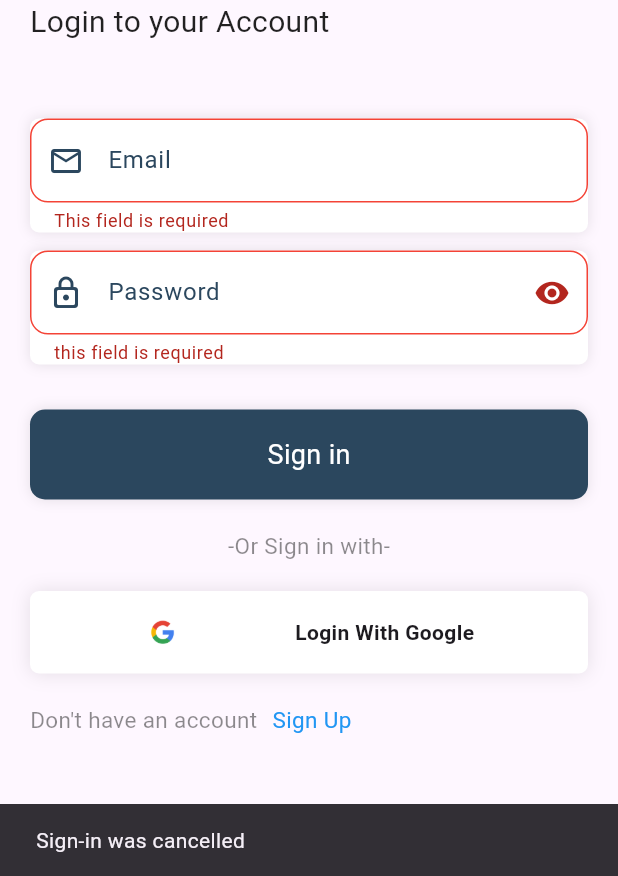
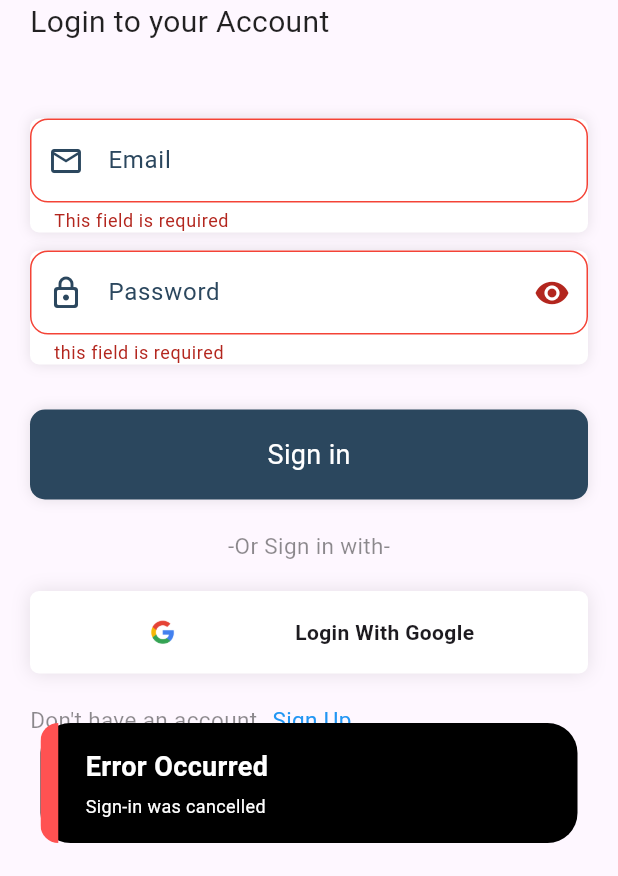
Before and after one commit to AdhamEhabAi/NeuroScan, a Flutter app: the LoginPage screen opened directly, after a tap on "Sign in", after a tap on "Login With Google", on a phone screen of 412 x 824 dp, the part 360-1236 px from its top. Run offline on Flutter 3.47's test engine with Material 3 defaults, Android fonts, the phone set to English and light mode, and no system bars; drawn by our look-alikes of modal_progress_hud_nsn; our stand-ins replace bloc, cloud_firestore, dotted_border, firebase_auth, firebase_core, flutter_bloc and 4 more; accounts and stored records are empty.

Commit message:
Snackbars and log out issue is handled

```diff
--- /dev/null
+++ b/lib/core/widgets/show_failure_snack_bar.dart
@@ -0,0 +1,63 @@
+import 'package:flutter/material.dart';
+
+void showFailureSnackBar(BuildContext context, String message) {
+  ScaffoldMessenger.of(context).showSnackBar(
+    SnackBar(padding: EdgeInsets.all(12),
+      backgroundColor: Colors.transparent,
+      elevation: 0,
+      behavior: SnackBarBehavior.floating,
+      content: Stack(
+        children: [
+          Container(
+            padding: EdgeInsets.only(left: 30, top: 12, bottom: 12, right: 8),
+            height: 80,
+            width: MediaQuery.of(context).size.width,
+
+            decoration: BoxDecoration(
+              color: Colors.black,
+              borderRadius: BorderRadius.circular(20),
+            ),
+            child: Column(
+              mainAxisAlignment: MainAxisAlignment.spaceEvenly,
+              crossAxisAlignment: CrossAxisAlignment.start,
+              children: [
+                Text(
+                  'Error Occurred',
+                  style: TextStyle(
+                    color: Colors.white,
+                    fontSize: 18,
+                    fontWeight: FontWeight.bold,
+                  ),
+                ),
+                Text(
+                  message,
+                  maxLines: 2,
+                  overflow: TextOverflow.ellipsis,
+                  style: TextStyle(
+                    color: Colors.white,
+                    fontSize: 12,
+                  ),
+                ),
+              ],
+            ),
+          ),
+          Positioned(
+            left: 0,
+            top: 0,
+            bottom: 0,
+            child: ClipRRect(
+              borderRadius: BorderRadius.only(
+                topLeft: Radius.circular(20),
+                bottomLeft: Radius.circular(20),
+              ),
+              child: Container(
+                width: 12,
+                color: Colors.redAccent,
+              ),
+            ),
+          ),
+        ],
+      ),
+    ),
+  );
+}
--- a/lib/core/widgets/show_snack_bar.dart
+++ /dev/null
@@ -1,6 +0,0 @@
-import 'package:flutter/material.dart';
-
-void showSnackBar(BuildContext context, String message) {
-  ScaffoldMessenger.of(context)
-      .showSnackBar(SnackBar(content: Text(message)));
-}
--- a/lib/features/Alzheimers_stepper/presentation/views/patient_info_view.dart
+++ b/lib/features/Alzheimers_stepper/presentation/views/patient_info_view.dart
@@ -163,6 +163,7 @@ class _PatientInfoViewState extends State<PatientInfoView> {
 
                           ),
                         );
+
                         BlocProvider.of<AlzheimerStepperCubit>(context)
                             .increaseStepper();
                       }
--- a/lib/features/Autism/presentation/views/questions_view.dart
+++ b/lib/features/Autism/presentation/views/questions_view.dart
@@ -1,5 +1,6 @@
 import 'package:animation/core/utils/constants.dart';
 import 'package:animation/core/widgets/custom_button.dart';
+import 'package:animation/core/widgets/show_hint_snack_bar.dart';
 import 'package:animation/features/Autism/data/questions_data/question_data.dart';
 import 'package:animation/features/Autism/presentation/manager/autism_cubit.dart';
 import 'package:animation/features/Autism/presentation/views/widgets/question_widget.dart';
@@ -95,7 +96,7 @@ class QuestionsView extends StatelessWidget {
                   ontap: () {
                     // Check if the state is NoAnswerSelected
                     if (state is NoAnswerSelected) {
-                      ScaffoldMessenger.of(context).showSnackBar(const SnackBar(content: Center(child: Text('No answer is selected'))));
+                      showHintSnackBar(context, 'No answer is selected');
 
                     }else {
                       // If an answer is selected, proceed to the next question
--- a/lib/features/authentication/presentation/views/login_view.dart
+++ b/lib/features/authentication/presentation/views/login_view.dart
@@ -1,5 +1,6 @@
 import 'package:animation/core/utils/constants.dart';
-import 'package:animation/core/widgets/show_snack_bar.dart';
+import 'package:animation/core/widgets/show_failure_snack_bar.dart';
+import 'package:animation/core/widgets/show_success_snack_bar.dart';
 import 'package:animation/features/authentication/presentation/manager/auth_cubit/auth_cubit.dart';
 import 'package:animation/features/authentication/presentation/views/register_view.dart';
 import 'package:animation/core/widgets/custom_button.dart';
@@ -35,9 +36,10 @@ class LoginPage extends StatelessWidget {
             const HomeScreen(),
             transition: trans.Transition.fadeIn,
           );
+          showSuccessSnackBar(context,'Login Success');
           isLoading = false;
         } else if (state is LoginFailure) {
-          showSnackBar(context, state.errMassage);
+          showFailureSnackBar(context, state.errMassage);
           isLoading = false;
         }
 
--- a/lib/features/tumor_stepper/presentation/views/patient_info_view.dart
+++ b/lib/features/tumor_stepper/presentation/views/patient_info_view.dart
@@ -1,5 +1,6 @@
 import 'package:animation/core/models/patient_info.dart';
 import 'package:animation/core/widgets/custom_button.dart';
+import 'package:animation/core/widgets/show_success_snack_bar.dart';
 import 'package:animation/features/authentication/presentation/views/widgets/custom_text_field.dart';
 import 'package:animation/features/tumor_stepper/presentation/manager/tumor_stepper_cubit.dart';
 import 'package:animation/features/tumor_stepper/presentation/views/widgets/age_slider_widget.dart';
```
Also changed, not shown: lib/core/widgets/show_hint_snack_bar.dart (added, +63 -0 lines), lib/core/widgets/show_success_snack_bar.dart (added, +62 -0 lines), lib/features/Alzheimers_stepper/presentation/views/result_view.dart (+4 -3 lines), lib/features/Alzheimers_stepper/presentation/views/upload_image_view.dart (+12 -17 lines), lib/features/Autism/presentation/views/result_view.dart (+6 -3 lines), lib/features/authentication/presentation/views/register_view.dart (+6 -2 lines), lib/features/home/presentation/views/widgets/home_view_drawer.dart (+82 -28 lines), lib/features/tumor_stepper/presentation/views/result_view.dart (+6 -3 lines), lib/features/tumor_stepper/presentation/views/upload_image_view.dart (+7 -13 lines).
